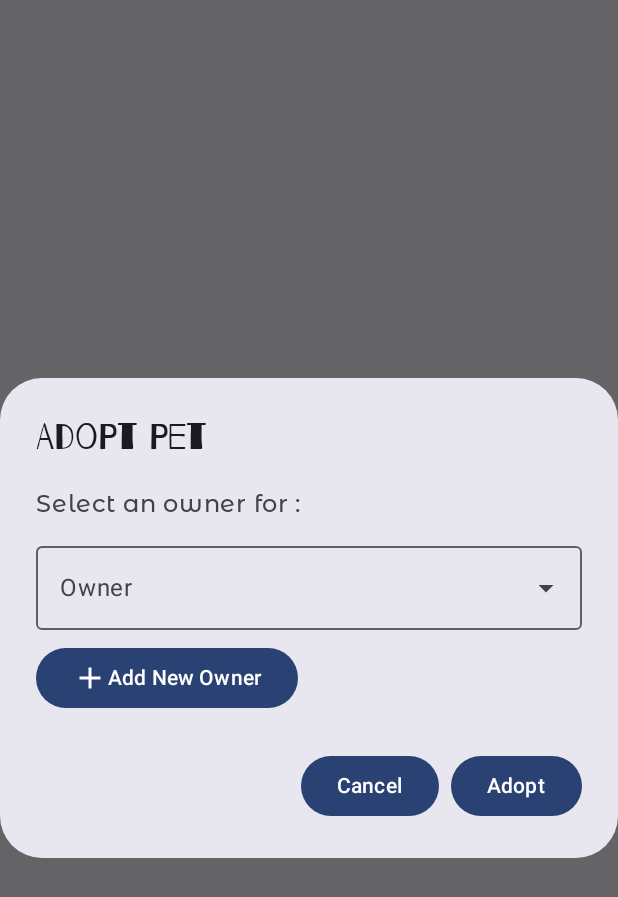
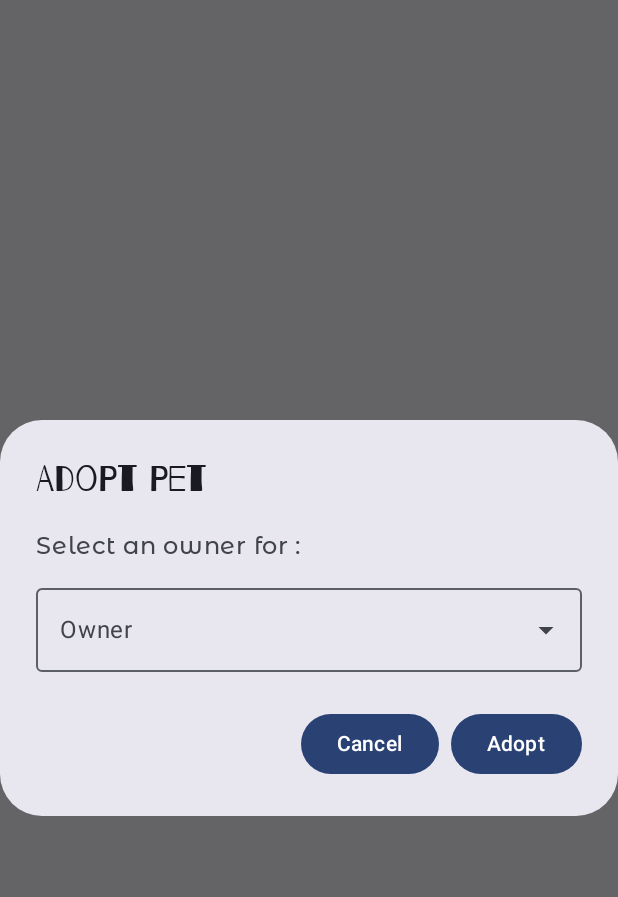
Before and after one commit to MoonSlay/RealmDiscussion, an Android app built with Jetpack Compose: the composable AdoptPetDialog called with empty values, on a phone screen of 412 x 824 dp. Shown: the top 897 px of the screen. Run offline under Robolectric (Android 15) with nearby library versions, the phone set to English and light mode, and no system bars; libraries missing offline, so code that uses them is left out: io.realm.kotlin.

Commit message:
removed add owner button in pet dialog

```diff
--- a/app/src/main/java/ph/edu/auf/realmdiscussion/screens/PetScreen.kt
+++ b/app/src/main/java/ph/edu/auf/realmdiscussion/screens/PetScreen.kt
@@ -366,10 +366,6 @@ fun AddPetDialog(
                         }
                     }
                     Spacer(modifier = Modifier.height(5.dp))
-                    Button(onClick = { showAddOwnerDialog = true }) {
-                        Icon(imageVector = Icons.Default.Add, contentDescription = "Add Owner")
-                        Text("Add New Owner")
-                    }
                 }
                 if (showError) {
                     Text(
@@ -496,11 +492,6 @@ fun AdoptPetDialog(
                         }
                     }
                 }
-                Spacer(modifier = Modifier.height(8.dp))
-                Button(onClick = { showAddOwnerDialog = true }) {
-                    Icon(imageVector = Icons.Default.Add, contentDescription = "Add Owner")
-                    Text("Add New Owner")
-                }
             }
         },
         confirmButton = {
```
